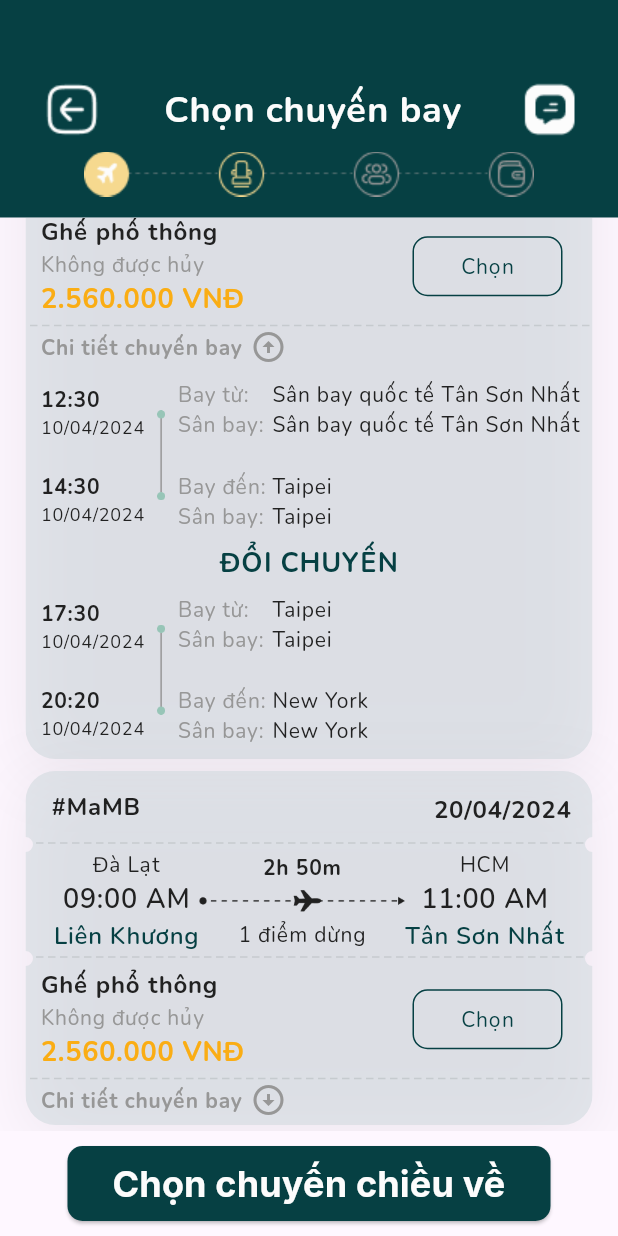
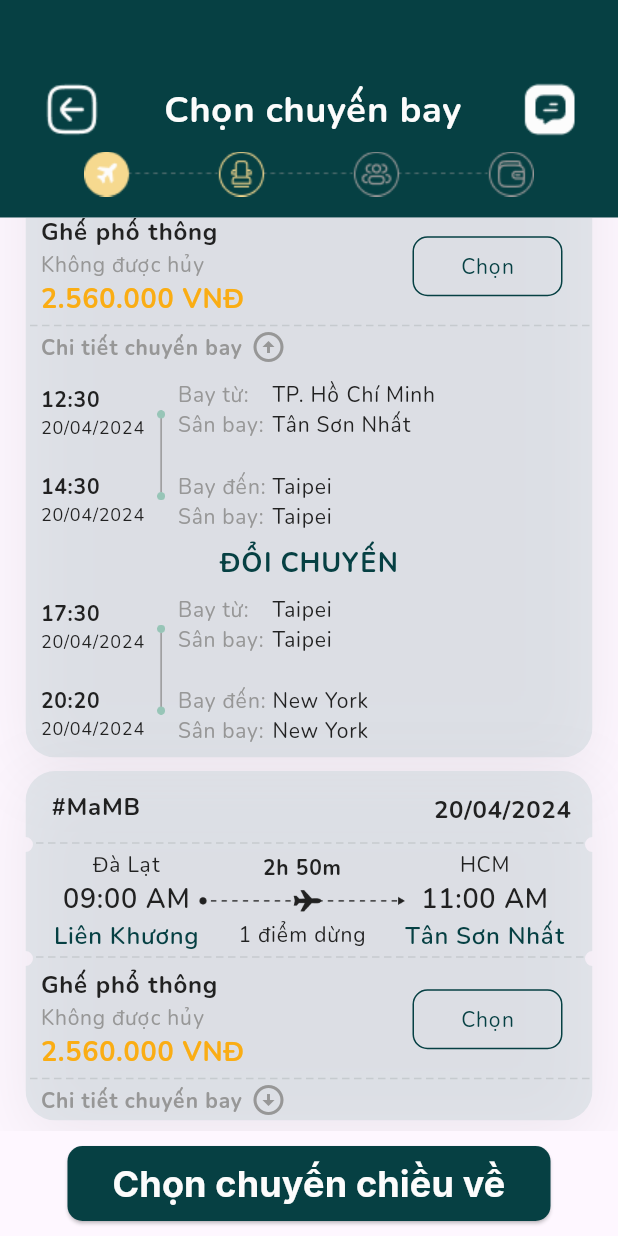
Before and after one commit to hieungan19/moonair-mobile, a Flutter app: the screen it shows after launch, scrolled down 1047 dp, on a phone screen of 412 x 824 dp. Run offline on Flutter 3.47's test engine with Material 3 defaults, Android fonts, the phone set to English and light mode, and no system bars; our stand-ins replace get, google_fonts, google_nav_bar, line_icons; missing offline and left inert: dart:ffi.

Commit message:
Re-customize Doichuyen function in ticket widget

```diff
--- a/lib/global_widgets/ticket.dart
+++ b/lib/global_widgets/ticket.dart
@@ -82,7 +82,7 @@ class MyTicket extends State<Ticket> {
                     painter: DashedLinePainter(),
                     child: Container(
                       height: 10,
-                      width: 376,
+                      width: 378,
                     )),
               ),
             ClipPath(
@@ -94,7 +94,7 @@ class MyTicket extends State<Ticket> {
               ),
               child: Container(
                 color: AppColors.tint2,
-                padding: const EdgeInsets.fromLTRB(10, 52, 10, 3),
+                padding: const EdgeInsets.fromLTRB(10, 52, 10, 0),
                 child: Column(
                     mainAxisAlignment: MainAxisAlignment.spaceBetween,
                     mainAxisSize: MainAxisSize.min,
@@ -232,13 +232,12 @@ class MyTicket extends State<Ticket> {
                               ],
                             )),
                       if (widget.detail == 1)
-                        Doichuyen('12:30', '14:30',
-                            'Sân bay quốc tế Tân Sơn Nhất', 'Taipei'),
+                        Doichuyen('12:30', '14:30','20/04/2024','20/04/2024', 'TP. Hồ Chí Minh', 'Taipei', 'Tân Sơn Nhất', 'Taipei',),
                       if (widget.detail == 1)
                         Text('ĐỔI CHUYẾN',
                             style: CustomTextStyle.p1bold(AppColors.primary)),
                       if (widget.detail == 1)
-                        Doichuyen('17:30', '20:20', 'Taipei', 'New York')
+                        Doichuyen('17:30', '20:20','20/04/2024','20/04/2024', 'Taipei', 'New York', 'Taipei', 'New York'),
                     ]),
               ),
             ),
@@ -274,16 +273,16 @@ class MyTicket extends State<Ticket> {
     });
   }
 
-  Widget Doichuyen(String t1, String t2, String s1, String s2) {
+  Widget Doichuyen(String g1, String g2, String t1, String t2, String d1, String d2, String sb1, String sb2) {
     return Padding(
       padding: const EdgeInsets.symmetric(vertical: 8),
       child: Row(children: [
         Column(crossAxisAlignment: CrossAxisAlignment.start, children: [
-          Text(t1, style: CustomTextStyle.p3bold(AppColors.blacktext)),
-          Text('10/04/2024', style: CustomTextStyle.p4(AppColors.blacktext)),
+          Text(g1, style: CustomTextStyle.p3bold(AppColors.blacktext)),
+          Text(t1, style: CustomTextStyle.p4(AppColors.blacktext)),
           Text(''),
-          Text(t2, style: CustomTextStyle.p3bold(AppColors.blacktext)),
-          Text('10/04/2024', style: CustomTextStyle.p4(AppColors.blacktext)),
+          Text(g2, style: CustomTextStyle.p3bold(AppColors.blacktext)),
+          Text(t2, style: CustomTextStyle.p4(AppColors.blacktext)),
         ]),
         Image.asset('lib/assets/images/cnt_trip.png', height: 60, width: 22),
         Column(
@@ -299,11 +298,11 @@ class MyTicket extends State<Ticket> {
         Column(
           crossAxisAlignment: CrossAxisAlignment.start,
           children: [
-            Text(s1, style: CustomTextStyle.p3(AppColors.blacktext)),
-            Text(s1, style: CustomTextStyle.p3(AppColors.blacktext)),
+            Text(d1, style: CustomTextStyle.p3(AppColors.blacktext)),
+            Text(sb1, style: CustomTextStyle.p3(AppColors.blacktext)),
             Text(''),
-            Text(s2, style: CustomTextStyle.p3(AppColors.blacktext)),
-            Text(s2, style: CustomTextStyle.p3(AppColors.blacktext)),
+            Text(d2, style: CustomTextStyle.p3(AppColors.blacktext)),
+            Text(sb2, style: CustomTextStyle.p3(AppColors.blacktext)),
           ],
         ),
       ]),
```
